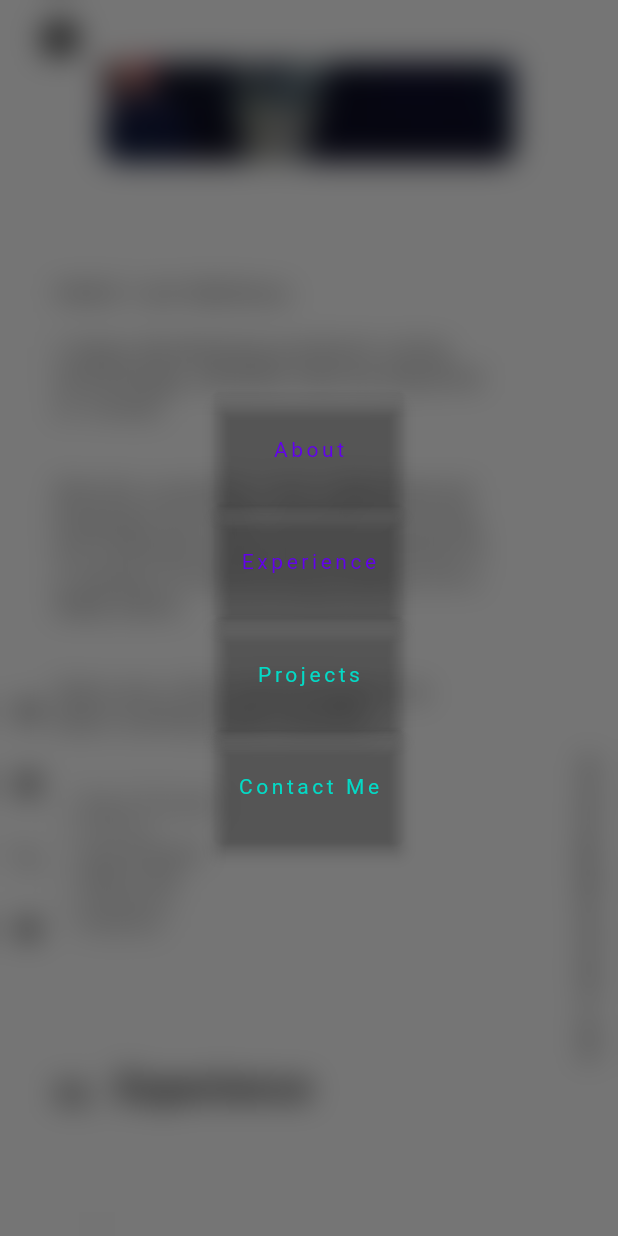
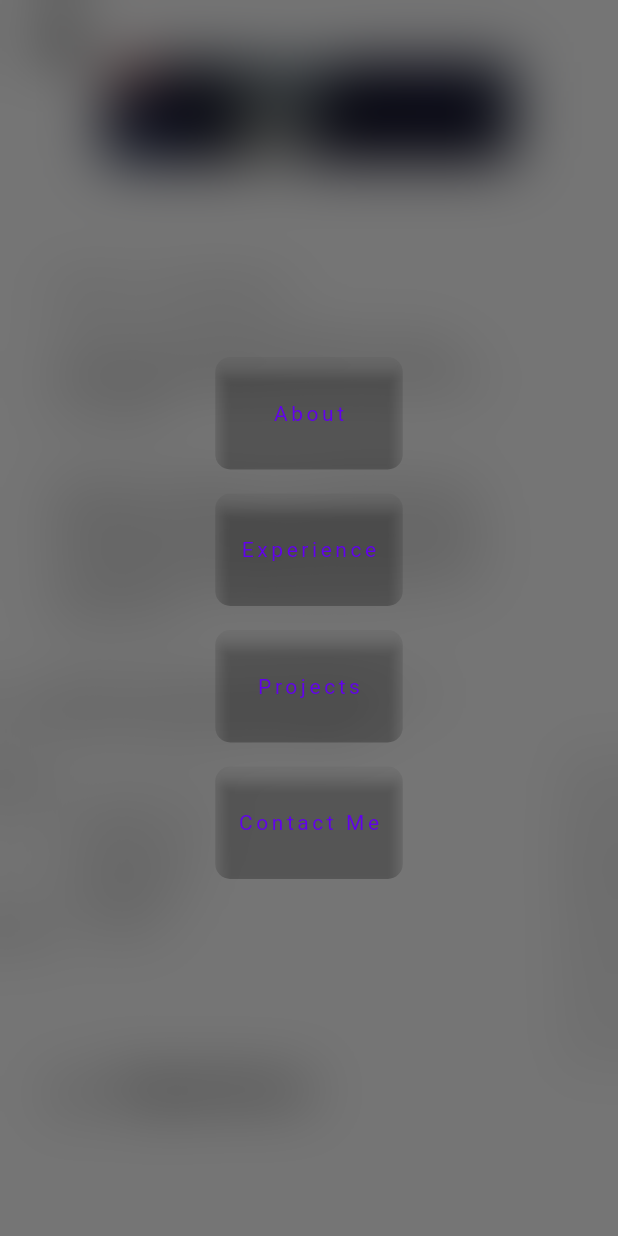
Before and after one commit to teujorge/teujorge.github.io, a Flutter app: the screen it shows after launch, scrolled down 1152 dp, after a tap on the "temple buddhist" icon, on a phone screen of 412 x 824 dp. Run offline on Flutter 3.47's test engine with Material 2 defaults, Android fonts, the light colour scheme and no system bars; drawn by our look-alikes of scroll_to_index; our stand-ins replace font_awesome_flutter, transparent_image; missing offline and left inert: universal_html; network calls fail.

Commit message:
rounded navigation buttons + more blur

```diff
--- a/lib/Widget/screen_content.dart
+++ b/lib/Widget/screen_content.dart
@@ -16,6 +16,8 @@
   @override
   Widget build(BuildContext context) {
     final double letterSpacing = Config.size.width / 300 + 1;
+    final double buttonSpacing = 8;
+    final double buttonRadius = 10;
     // small screen
     if (Config.size.height > Config.size.width) {
       return Container(
@@ -38,13 +40,18 @@
                     builder: (BuildContext context) {
                       return BackdropFilter(
                         filter: ui.ImageFilter.blur(
-                          sigmaX: 10,
-                          sigmaY: 10,
+                          sigmaX: 20,
+                          sigmaY: 20,
                         ),
                         child: Column(
                           mainAxisAlignment: MainAxisAlignment.center,
                           children: [
-                            TextButton(
+                            Padding(
+                              padding: EdgeInsets.all(buttonSpacing),
+                              child: ClipRRect(
+                                borderRadius:
+                                    BorderRadius.circular(buttonRadius),
+                                child: TextButton(
                                   onPressed: () {
                                     _scrollToIndex(0);
                                     Navigator.of(context).pop();
@@ -56,7 +63,14 @@
                                     letterSpacing: letterSpacing,
                                   ),
                                 ),
-                            TextButton(
+                              ),
+                            ),
+                            Padding(
+                              padding: EdgeInsets.all(buttonSpacing),
+                              child: ClipRRect(
+                                borderRadius:
+                                    BorderRadius.circular(buttonRadius),
+                                child: TextButton(
                                   onPressed: () {
                                     _scrollToIndex(1);
                                     Navigator.of(context).pop();
@@ -66,10 +80,16 @@
                                     text: 'Experience',
                                     textsize: 14,
                                     letterSpacing: letterSpacing,
-                                color: Theme.of(context).colorScheme.primary,
                                   ),
                                 ),
-                            TextButton(
+                              ),
+                            ),
+                            Padding(
+                              padding: EdgeInsets.all(buttonSpacing),
+                              child: ClipRRect(
+                                borderRadius:
+                                    BorderRadius.circular(buttonRadius),
+                                child: TextButton(
                                   onPressed: () {
                                     _scrollToIndex(2);
                                     Navigator.of(context).pop();
@@ -79,10 +99,16 @@
                                     text: 'Projects',
                                     textsize: 14,
                                     letterSpacing: letterSpacing,
-                                color: Theme.of(context).colorScheme.secondary,
                                   ),
                                 ),
-                            TextButton(
+                              ),
+                            ),
+                            Padding(
+                              padding: EdgeInsets.all(buttonSpacing),
+                              child: ClipRRect(
+                                borderRadius:
+                                    BorderRadius.circular(buttonRadius),
+                                child: TextButton(
                                   onPressed: () {
                                     _scrollToIndex(3);
                                     Navigator.of(context).pop();
@@ -92,7 +118,8 @@
                                     text: 'Contact Me',
                                     textsize: 14,
                                     letterSpacing: letterSpacing,
-                                color: Theme.of(context).colorScheme.tertiary,
+                                  ),
+                                ),
                               ),
                             ),
                           ],
```
Lines whose indentation alone changed are shown as unchanged.
